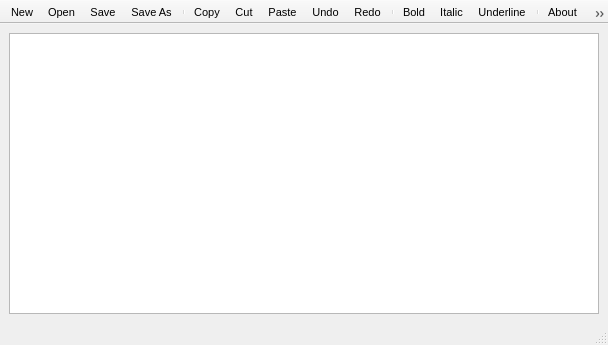
This is editor.ui in liaviora/Editor-Text as Qt 5 draws it before an edit. The edited form follows.
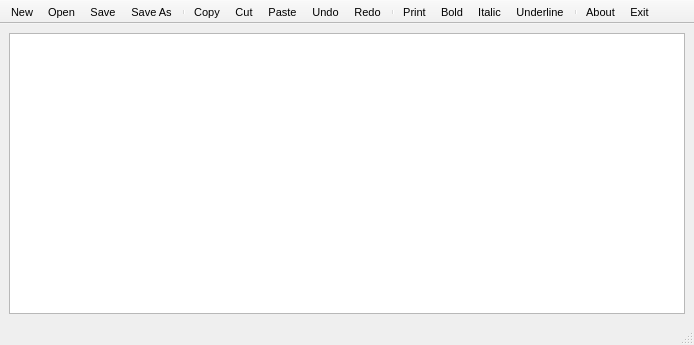
This is the edited form. Icons and pictures are not drawn.

Commit message: Add print to print documents file

```diff
--- a/editor.ui
+++ b/editor.ui
@@ -6,7 +6,7 @@
    <rect>
     <x>0</x>
     <y>0</y>
-    <width>608</width>
+    <width>694</width>
     <height>345</height>
    </rect>
   </property>
@@ -85,8 +85,8 @@
    </property>
    <property name="iconSize">
     <size>
-     <width>32</width>
-     <height>15</height>
+     <width>35</width>
+     <height>13</height>
     </size>
    </property>
    <attribute name="toolBarArea">
@@ -106,6 +106,7 @@
    <addaction name="actionundo"/>
    <addaction name="actionredo"/>
    <addaction name="separator"/>
+   <addaction name="actionprint"/>
    <addaction name="actionbold"/>
    <addaction name="actionitalic"/>
    <addaction name="actionunderline"/>
@@ -338,6 +339,17 @@
     <enum>QAction::MenuRole::TextHeuristicRole</enum>
    </property>
   </action>
+  <action name="actionprint">
+   <property name="icon">
+    <iconset theme="QIcon::ThemeIcon::Printer"/>
+   </property>
+   <property name="text">
+    <string>Print</string>
+   </property>
+   <property name="menuRole">
+    <enum>QAction::MenuRole::TextHeuristicRole</enum>
+   </property>
+  </action>
  </widget>
  <resources>
   <include location="editor.qrc"/>
```
Left out of the diff: 2 changed lines with no effect on the pictures. The commit also changes 4 other files.
